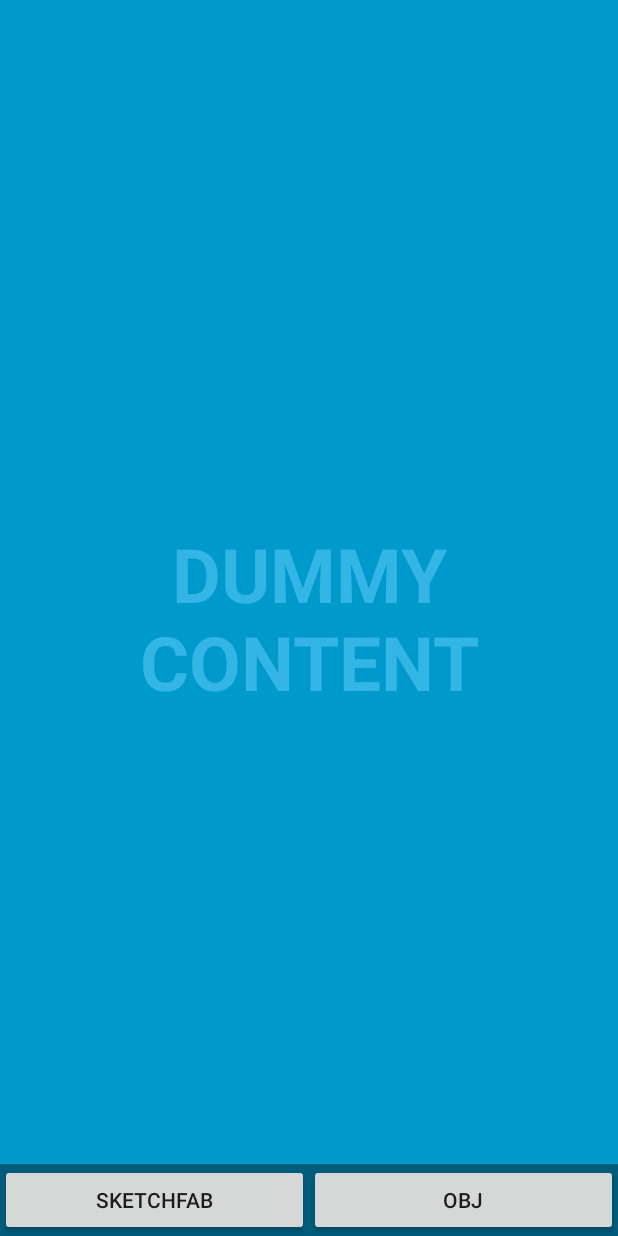
After one commit to orikam/android_sample, an Android app: the layout activity_export.xml on its own in the app's theme, with its tools: preview values and no code run, on a phone screen of 412 x 824 dp. The commit adds this screen. Run offline under Robolectric (Android 15) with nearby library versions, the phone set to English and light mode, and no system bars.

Commit message:
sharing usign android share

```diff
--- a/app/src/main/java/eyecue/qlone_basic_android/MainActivity.java
+++ b/app/src/main/java/eyecue/qlone_basic_android/MainActivity.java
@@ -4,7 +4,7 @@ import android.content.Intent;
 import android.os.Bundle;
 import android.support.v7.app.AppCompatActivity;
 
-import com.blackstars.export.Sketchfab;
+import com.blackstars.export.ExportActivity;
 
 
 
@@ -16,7 +16,7 @@ public class MainActivity extends AppCompatActivity {
         setContentView(R.layout.activity_main);
 
 //        Intent intent = new Intent(this, BuyCreditActivity.class);
-        Intent intent = new Intent(this, Sketchfab.class);
+        Intent intent = new Intent(this, ExportActivity.class);
         startActivity(intent);
 
     }
--- /dev/null
+++ b/export/src/main/res/layout/activity_export.xml
@@ -0,0 +1,58 @@
+<FrameLayout xmlns:android="http://schemas.android.com/apk/res/android"
+    xmlns:tools="http://schemas.android.com/tools"
+    android:layout_width="match_parent"
+    android:layout_height="match_parent"
+    android:background="#0099cc"
+    tools:context="com.blackstars.export.ExportActivity">
+
+    <!-- The primary full-screen view. This can be replaced with whatever view
+         is needed to present your content, e.g. VideoView, SurfaceView,
+         TextureView, etc. -->
+    <TextView
+        android:id="@+id/fullscreen_content"
+        android:layout_width="match_parent"
+        android:layout_height="match_parent"
+        android:gravity="center"
+        android:keepScreenOn="true"
+        android:text="@string/dummy_content"
+        android:textColor="#33b5e5"
+        android:textSize="50sp"
+        android:textStyle="bold" />
+
+    <!-- This FrameLayout insets its children based on system windows using
+         android:fitsSystemWindows. -->
+    <FrameLayout
+        android:layout_width="match_parent"
+        android:layout_height="match_parent"
+        android:fitsSystemWindows="true">
+
+        <LinearLayout
+            android:id="@+id/fullscreen_content_controls"
+            style="?metaButtonBarStyle"
+            android:layout_width="match_parent"
+            android:layout_height="wrap_content"
+            android:layout_gravity="bottom|center_horizontal"
+            android:background="@color/black_overlay"
+            android:orientation="horizontal"
+            tools:ignore="UselessParent">
+
+            <Button
+                android:id="@+id/sketchfab_export_btn"
+                style="?metaButtonBarButtonStyle"
+                android:layout_width="0dp"
+                android:layout_height="wrap_content"
+                android:layout_weight="1"
+                android:text="Sketchfab" />
+
+            <Button
+                android:id="@+id/obj_export_btn"
+                style="?metaButtonBarButtonStyle"
+                android:layout_width="0dp"
+                android:layout_height="wrap_content"
+                android:layout_weight="1"
+                android:text="Obj" />
+
+        </LinearLayout>
+    </FrameLayout>
+
+</FrameLayout>
--- a/export/src/main/res/values/strings.xml
+++ b/export/src/main/res/values/strings.xml
@@ -4,4 +4,6 @@
     <string name="title_activity_sketchfab">Sketchfab</string>
     <string name="dummy_button">Dummy Button</string>
     <string name="dummy_content">DUMMY\nCONTENT</string>
+
+    <string name="title_activity_export">ExportActivity</string>
 </resources>
--- /dev/null
+++ b/export/src/main/res/xml/provider_paths.xml
@@ -0,0 +1,5 @@
+<?xml version="1.0" encoding="utf-8"?>
+<paths xmlns:android="http://schemas.android.com/apk/res/android">
+    <external-path name="external_files" path="."/>
+    <files-path name="my_images" path="."/>
+</paths>
```
Also changed, not shown: export/src/main/AndroidManifest.xml (+16 -2 lines), export/src/main/java/com/blackstars/export/ExportActivity.java (added, +76 -0 lines), export/src/main/java/com/blackstars/export/GenericFileProvider.java (added, +10 -0 lines), export/src/main/java/com/blackstars/export/Sketchfab.java (+55 -2 lines), export/src/main/res/layout/activity_sketchfab.xml (+15 -12 lines).
